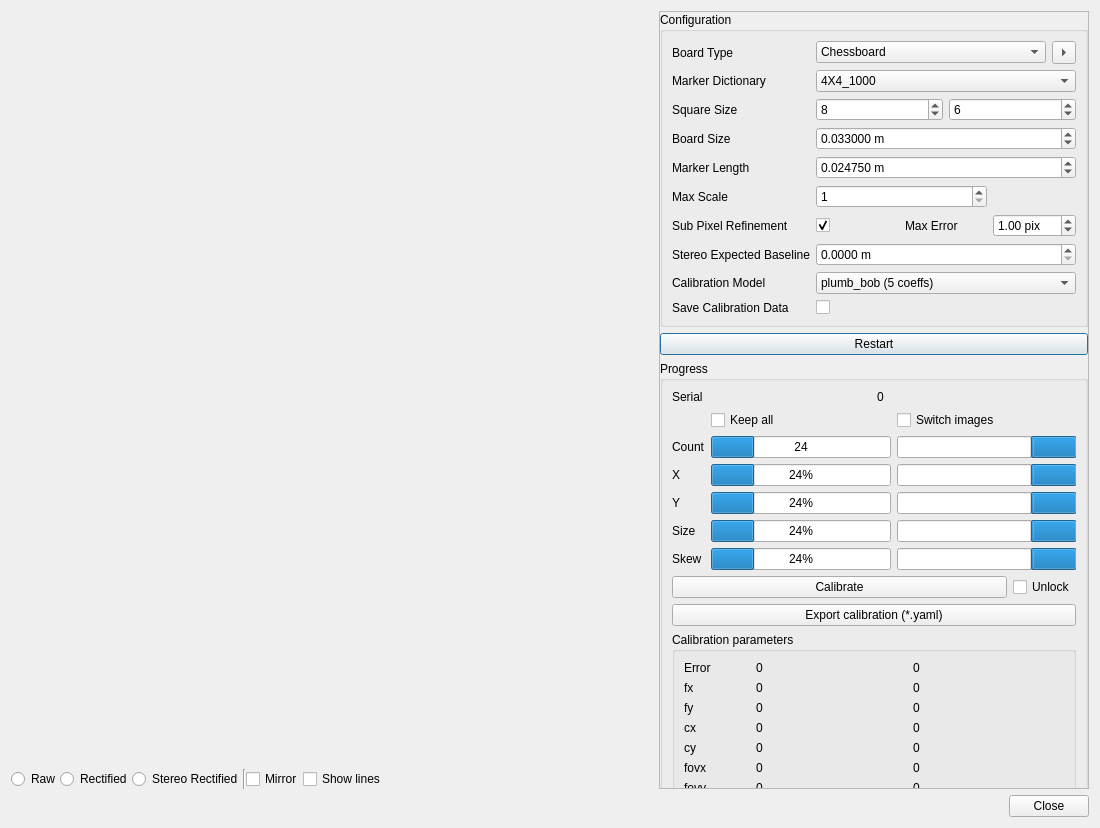
Before: the Qt Designer form guilib/src/ui/calibrationDialog.ui in introlab/rtabmap, drawn with Qt 5.
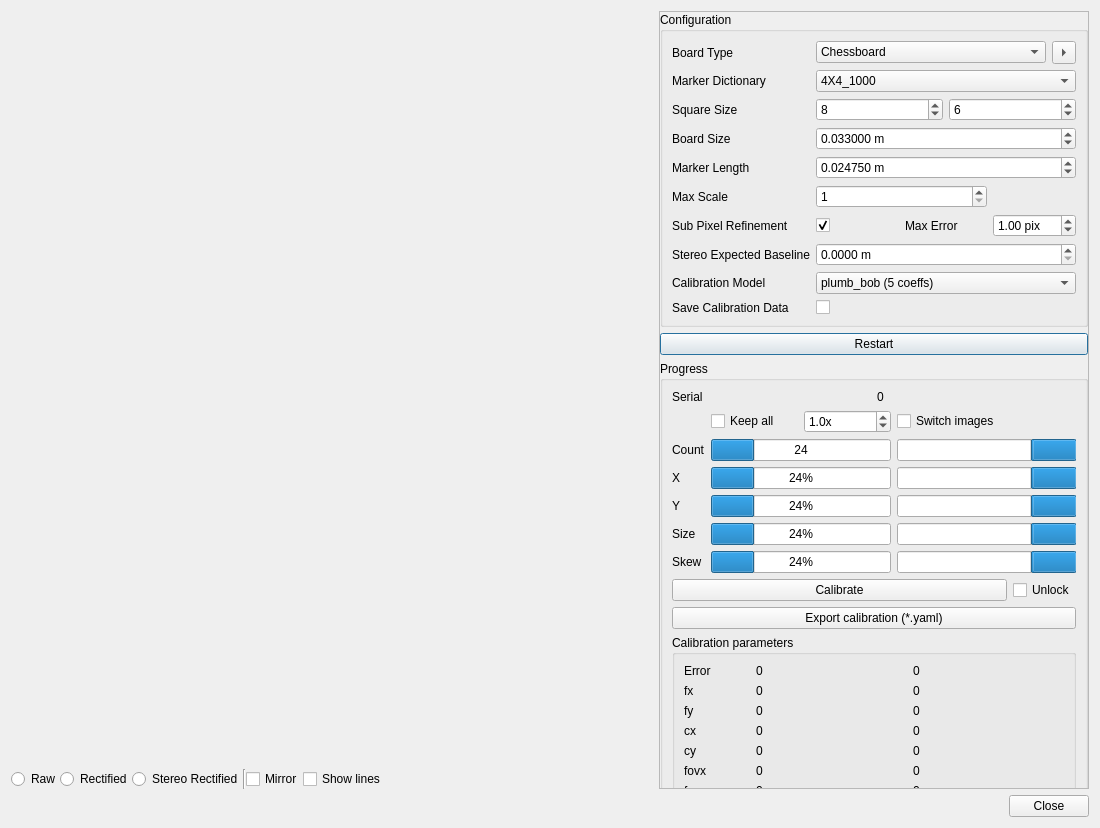
After: the same form once the commit is applied. Custom widgets are drawn as their Qt base class.

Commit message: depthai: fixed camera not detected as calibrated in Mono-depth mode. Calibration: added option to scale sampling factor.

What changed in the file:
```diff
--- a/guilib/src/ui/calibrationDialog.ui
+++ b/guilib/src/ui/calibrationDialog.ui
@@ -629,13 +629,45 @@
              </layout>
             </item>
             <item>
-             <layout class="QGridLayout" name="gridLayout" columnstretch="0,0,0">
-              <item row="5" column="0">
-               <widget class="QLabel" name="label_4">
-                <property name="text">
-                 <string>Skew</string>
-                </property>
-               </widget>
+             <layout class="QGridLayout" name="gridLayout">
+              <item row="0" column="1">
+               <layout class="QHBoxLayout" name="horizontalLayout_8">
+                <item>
+                 <widget class="QCheckBox" name="checkBox_keep_all">
+                  <property name="text">
+                   <string>Keep all</string>
+                  </property>
+                 </widget>
+                </item>
+                <item>
+                 <widget class="QDoubleSpinBox" name="doubleSpinBox_sample_factor">
+                  <property name="toolTip">
+                   <string>Sample factor to adjust how often a new sample is added. The larger the factor is, less samples are generated.</string>
+                  </property>
+                  <property name="keyboardTracking">
+                   <bool>false</bool>
+                  </property>
+                  <property name="suffix">
+                   <string>x</string>
+                  </property>
+                  <property name="decimals">
+                   <number>1</number>
+                  </property>
+                  <property name="minimum">
+                   <double>0.100000000000000</double>
+                  </property>
+                  <property name="maximum">
+                   <double>9.900000000000000</double>
+                  </property>
+                  <property name="singleStep">
+                   <double>0.100000000000000</double>
+                  </property>
+                  <property name="value">
+                   <double>1.000000000000000</double>
+                  </property>
+                 </widget>
+                </item>
+               </layout>
               </item>
               <item row="0" column="2">
                <widget class="QCheckBox" name="checkBox_switchImages">
@@ -755,6 +787,13 @@
                 </property>
                </widget>
               </item>
+              <item row="5" column="0">
+               <widget class="QLabel" name="label_4">
+                <property name="text">
+                 <string>Skew</string>
+                </property>
+               </widget>
+              </item>
               <item row="5" column="1">
                <widget class="QProgressBar" name="progressBar_skew">
                 <property name="value">
@@ -772,13 +811,6 @@
                 </property>
                </widget>
               </item>
-              <item row="0" column="1">
-               <widget class="QCheckBox" name="checkBox_keep_all">
-                <property name="text">
-                 <string>Keep all</string>
-                </property>
-               </widget>
-              </item>
              </layout>
             </item>
             <item>
```
The commit also changes 2 other files.
